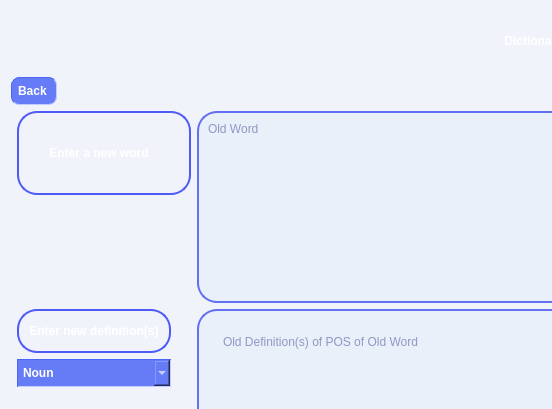
Old version of the form addnewword.ui in the repository OHonSam/CS163_Group2_Dictionary; both pictures show x 0 to 552 and y 0 to 409 of the 1124 by 711 pixel window.
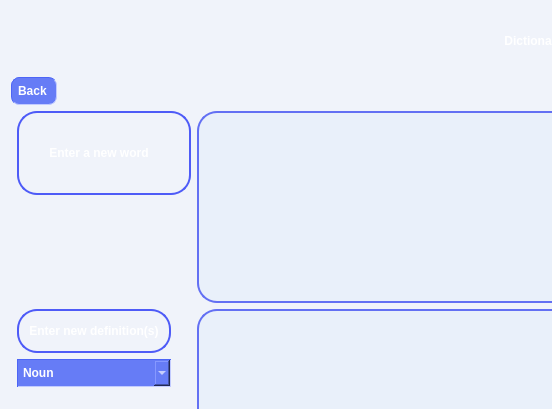
New version of the form. Icons and pictures are not drawn.

```diff
--- a/addnewword.ui
+++ b/addnewword.ui
@@ -255,7 +255,7 @@
 color: rgb(56, 64, 139);</string>
        </property>
        <property name="placeholderText">
-        <string>Old Word</string>
+        <string/>
        </property>
       </widget>
      </item>
@@ -274,7 +274,7 @@
 color: rgb(56, 64, 139);</string>
        </property>
        <property name="placeholderText">
-        <string>Old Definition(s) of POS of Old Word</string>
+        <string/>
        </property>
       </widget>
      </item>
```
